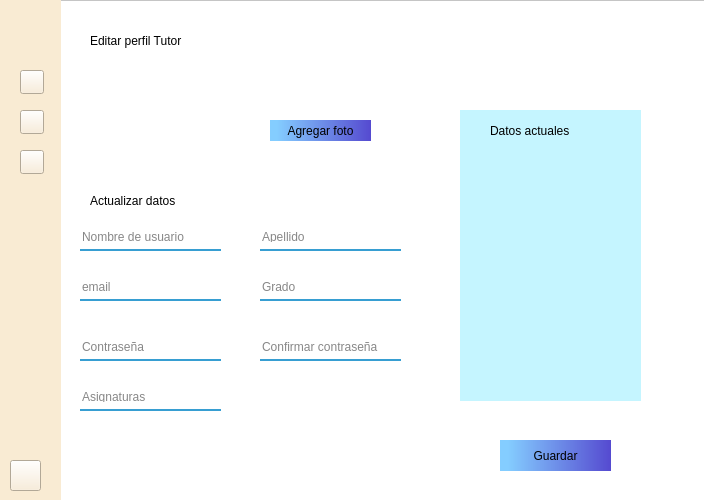
XMoraP/uniconnect, file src/ui/editProfileTutor.ui: the form before one commit.
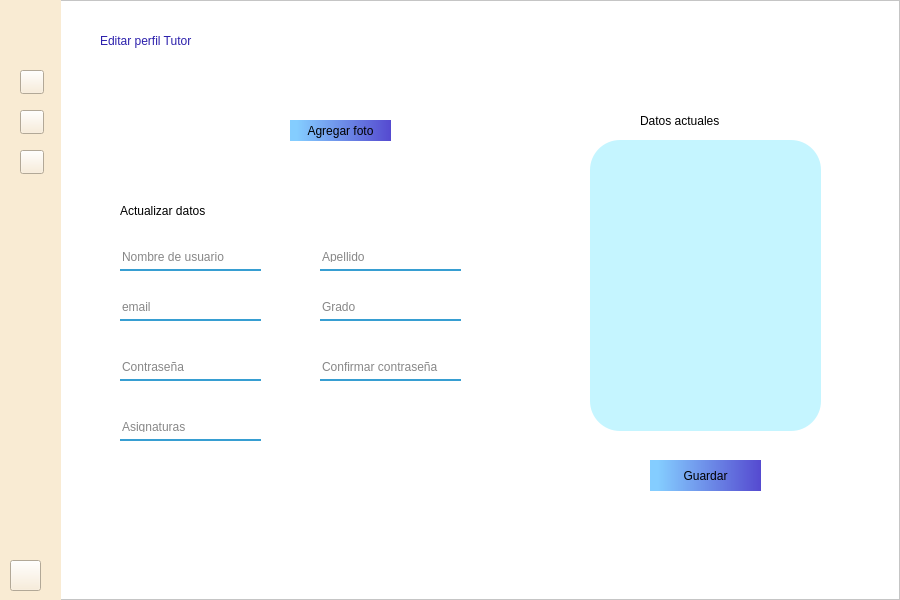
The form after the commit. Icons and pictures are not drawn.

Commit message: Edición de todas las ventanas, ajuste de tamaño y variables

Patch:
```diff
--- a/src/ui/editProfileTutor.ui
+++ b/src/ui/editProfileTutor.ui
@@ -6,10 +6,16 @@
    <rect>
     <x>0</x>
     <y>0</y>
-    <width>704</width>
-    <height>500</height>
+    <width>900</width>
+    <height>600</height>
    </rect>
   </property>
+  <property name="sizePolicy">
+   <sizepolicy hsizetype="Fixed" vsizetype="Fixed">
+    <horstretch>0</horstretch>
+    <verstretch>0</verstretch>
+   </sizepolicy>
+  </property>
   <property name="windowTitle">
    <string>Form</string>
   </property>
@@ -21,8 +27,8 @@
     <rect>
      <x>0</x>
      <y>0</y>
-     <width>711</width>
-     <height>501</height>
+     <width>900</width>
+     <height>600</height>
     </rect>
    </property>
    <property name="styleSheet">
@@ -41,7 +47,7 @@
       <x>0</x>
       <y>0</y>
       <width>61</width>
-      <height>501</height>
+      <height>601</height>
      </rect>
     </property>
     <property name="styleSheet">
@@ -132,13 +138,19 @@
      <property name="geometry">
       <rect>
        <x>10</x>
-       <y>460</y>
+       <y>560</y>
        <width>31</width>
        <height>31</height>
       </rect>
      </property>
      <property name="styleSheet">
-      <string notr="true">border-image: url(:/images/cross.png);</string>
+      <string notr="true">QPushButton{
+  
+	border-image: url(:/imagenes/cross.png);
+}
+QPushButton:hover{
+    background-color: qlineargradient(spread:pad, x1:0, y1:0, x2:1, y2:0, stop:0 rgba(0, 0, 0, 255), stop:1 rgba(255, 255, 255, 255));
+}</string>
      </property>
      <property name="text">
       <string/>
@@ -148,14 +160,15 @@
    <widget class="QLabel" name="editarPerfilProfile">
     <property name="geometry">
      <rect>
-      <x>90</x>
+      <x>100</x>
       <y>20</y>
       <width>191</width>
       <height>41</height>
      </rect>
     </property>
     <property name="styleSheet">
-     <string notr="true">font: 75 18pt &quot;Arial&quot;;</string>
+     <string notr="true">font: 75 18pt &quot;Arial&quot;;
+color: rgb(44, 32, 172);</string>
     </property>
     <property name="text">
      <string>Editar perfil Tutor</string>
@@ -164,8 +177,8 @@
    <widget class="QLineEdit" name="cajaUsuarioLogin">
     <property name="geometry">
      <rect>
-      <x>80</x>
-      <y>280</y>
+      <x>120</x>
+      <y>300</y>
       <width>141</width>
       <height>21</height>
      </rect>
@@ -184,8 +197,8 @@
    <widget class="QLineEdit" name="cajaUsuarioLogin_2">
     <property name="geometry">
      <rect>
-      <x>260</x>
-      <y>280</y>
+      <x>320</x>
+      <y>300</y>
       <width>141</width>
       <height>21</height>
      </rect>
@@ -204,8 +217,8 @@
    <widget class="QLineEdit" name="cajaUsuarioLogin_3">
     <property name="geometry">
      <rect>
-      <x>80</x>
-      <y>230</y>
+      <x>120</x>
+      <y>250</y>
       <width>141</width>
       <height>21</height>
      </rect>
@@ -224,8 +237,8 @@
    <widget class="QLineEdit" name="cajaUsuarioLogin_4">
     <property name="geometry">
      <rect>
-      <x>80</x>
-      <y>340</y>
+      <x>120</x>
+      <y>360</y>
       <width>141</width>
       <height>21</height>
      </rect>
@@ -244,8 +257,8 @@
    <widget class="QLineEdit" name="cajaUsuarioLogin_5">
     <property name="geometry">
      <rect>
-      <x>260</x>
-      <y>230</y>
+      <x>320</x>
+      <y>250</y>
       <width>141</width>
       <height>21</height>
      </rect>
@@ -264,7 +277,7 @@
    <widget class="QLabel" name="espacioFotoEditPorfile">
     <property name="geometry">
      <rect>
-      <x>120</x>
+      <x>140</x>
       <y>90</y>
       <width>91</width>
       <height>81</height>
@@ -280,7 +293,7 @@
    <widget class="QPushButton" name="botonAddFoto">
     <property name="geometry">
      <rect>
-      <x>270</x>
+      <x>290</x>
       <y>120</y>
       <width>101</width>
       <height>21</height>
@@ -325,8 +338,8 @@
    <widget class="QPushButton" name="botonAddFoto_2">
     <property name="geometry">
      <rect>
-      <x>500</x>
-      <y>440</y>
+      <x>650</x>
+      <y>460</y>
       <width>111</width>
       <height>31</height>
      </rect>
@@ -370,8 +383,8 @@
    <widget class="QLineEdit" name="cajaUsuarioLogin_6">
     <property name="geometry">
      <rect>
-      <x>260</x>
-      <y>340</y>
+      <x>320</x>
+      <y>360</y>
       <width>141</width>
       <height>21</height>
      </rect>
@@ -393,8 +406,8 @@
    <widget class="QLabel" name="editarPerfilProfile_2">
     <property name="geometry">
      <rect>
-      <x>90</x>
-      <y>180</y>
+      <x>120</x>
+      <y>190</y>
       <width>151</width>
       <height>41</height>
      </rect>
@@ -409,16 +422,17 @@
    <widget class="QLabel" name="cuadroDatos">
     <property name="geometry">
      <rect>
-      <x>460</x>
-      <y>110</y>
-      <width>181</width>
+      <x>590</x>
+      <y>140</y>
+      <width>231</width>
       <height>291</height>
      </rect>
     </property>
     <property name="styleSheet">
      <string notr="true">background-color: rgb(197, 245, 255);
 border-bottom-color: rgb(45, 33, 173);
-gridline-color: rgb(44, 32, 172);</string>
+gridline-color: rgb(44, 32, 172);
+border-radius: 30px;</string>
     </property>
     <property name="text">
      <string/>
@@ -427,8 +441,8 @@
    <widget class="QLabel" name="editarPerfilProfile_3">
     <property name="geometry">
      <rect>
-      <x>490</x>
-      <y>110</y>
+      <x>640</x>
+      <y>100</y>
       <width>121</width>
       <height>41</height>
      </rect>
@@ -444,8 +458,8 @@
    <widget class="QLineEdit" name="cajaUsuarioLogin_8">
     <property name="geometry">
      <rect>
-      <x>80</x>
-      <y>390</y>
+      <x>120</x>
+      <y>420</y>
       <width>141</width>
       <height>21</height>
      </rect>
```
Left out of the diff: 72 changed lines with no effect on the pictures. The commit also changes 6 other files.
